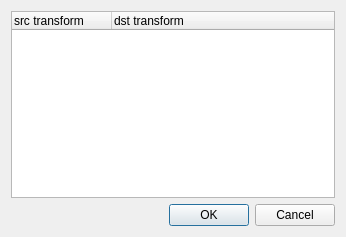
Before: the Qt Designer form src/ui/qgsdatumtransformdialogbase.ui in qgis/QGIS, drawn with Qt 5.
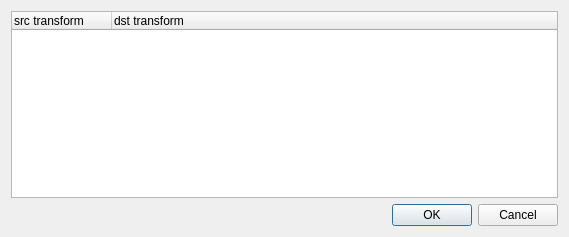
After: the same form once the commit is applied.

Commit message: Add layer name to datum transform dialog title

```diff
--- a/src/ui/qgsdatumtransformdialogbase.ui
+++ b/src/ui/qgsdatumtransformdialogbase.ui
@@ -6,7 +6,7 @@
    <rect>
     <x>0</x>
     <y>0</y>
-    <width>346</width>
+    <width>569</width>
     <height>237</height>
    </rect>
   </property>
```
The commit also changes 3 other files.
